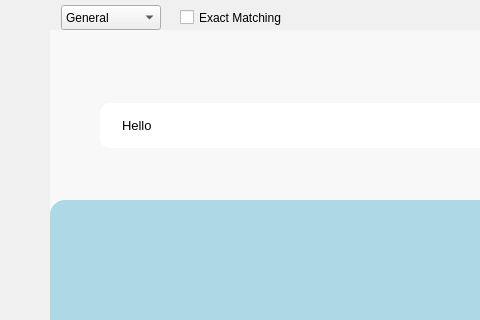
SingSongZepe/sszpSenbon, file mainwindow.ui: the form before one commit; both pictures show x 0 to 480 and y 0 to 320 of the 801 by 501 pixel window.
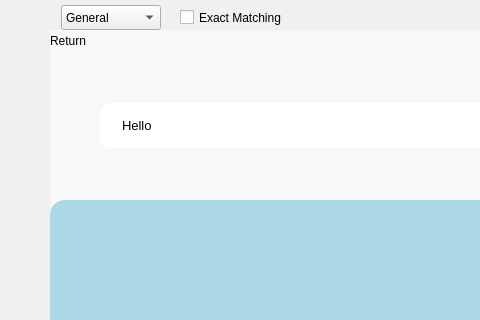
The form after the commit. Icons and pictures are not drawn.

Patch:
```diff
--- a/mainwindow.ui
+++ b/mainwindow.ui
@@ -465,6 +465,29 @@
      </widget>
     </widget>
    </widget>
+   <widget class="QWidget" name="wgt_main_singlebookview" native="true">
+    <property name="geometry">
+     <rect>
+      <x>50</x>
+      <y>30</y>
+      <width>751</width>
+      <height>471</height>
+     </rect>
+    </property>
+    <widget class="QLabel" name="lb_return_to_search">
+     <property name="geometry">
+      <rect>
+       <x>0</x>
+       <y>0</y>
+       <width>71</width>
+       <height>21</height>
+      </rect>
+     </property>
+     <property name="text">
+      <string>Return</string>
+     </property>
+    </widget>
+   </widget>
   </widget>
  </widget>
  <resources>
```
